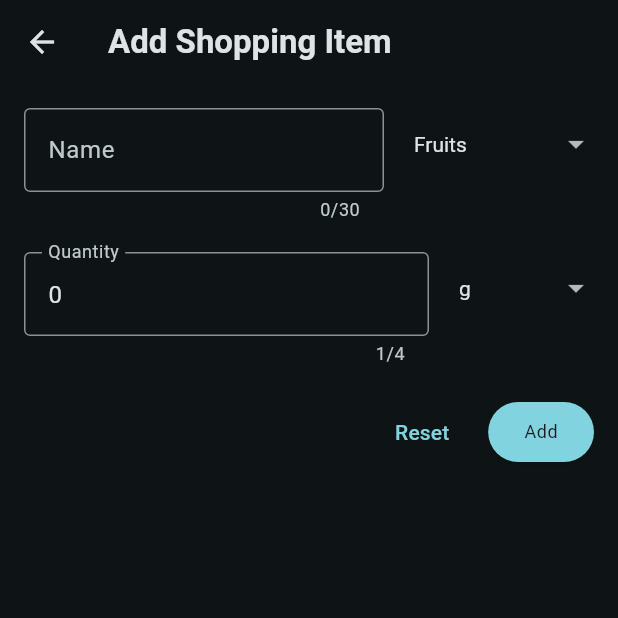
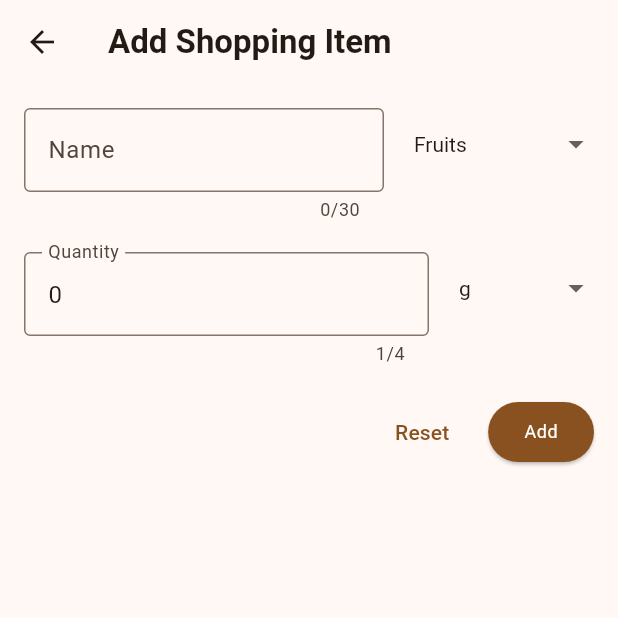
Before and after one commit to BenjaminChoron/smart_pantry, a Flutter app: the screen it shows after launch, after a tap on the "shopping cart" icon, after a tap on the "add" icon, on a phone screen of 412 x 824 dp, the top half of it. Run offline on Flutter 3.47's test engine with Material 3 defaults, Android fonts, the phone set to English and light mode, and no system bars; our stand-ins replace flutter_riverpod, google_fonts, sqflite; accounts and stored records are empty.

Commit message:
💄 Some styling

```diff
--- a/lib/main.dart
+++ b/lib/main.dart
@@ -4,8 +4,8 @@ import 'package:google_fonts/google_fonts.dart';
 import 'package:smart_pantry/screens/my_pantry.dart';
 
 final colorScheme = ColorScheme.fromSeed(
-  brightness: Brightness.dark,
-  seedColor: const Color.fromARGB(255, 10, 191, 211),
+  brightness: Brightness.light,
+  seedColor: Color.fromARGB(255, 87, 44, 2),
 );
 
 final theme = ThemeData().copyWith(
--- a/lib/screens/all_items.dart
+++ b/lib/screens/all_items.dart
@@ -25,15 +25,12 @@ class _AllItemsScreenState extends ConsumerState<AllItemsScreen> {
     final allItems = ref.watch(userPantryProvider);
 
     return Scaffold(
-      body: Padding(
-        padding: const EdgeInsets.all(8.0),
-        child: FutureBuilder(
-          future: _allItems,
-          builder: (context, snapshot) =>
-              snapshot.connectionState == ConnectionState.waiting
-                  ? const Center(child: CircularProgressIndicator())
-                  : PantryItemsList(items: allItems, isAllPantryItems: true),
-        ),
+      body: FutureBuilder(
+        future: _allItems,
+        builder: (context, snapshot) =>
+            snapshot.connectionState == ConnectionState.waiting
+                ? const Center(child: CircularProgressIndicator())
+                : PantryItemsList(items: allItems, isAllPantryItems: true),
       ),
     );
   }
--- a/lib/screens/cupboard.dart
+++ b/lib/screens/cupboard.dart
@@ -29,15 +29,12 @@ class _CupboardScreenState extends ConsumerState<CupboardScreen> {
     final cupboardItems = ref.watch(userPantryProvider);
 
     return Scaffold(
-      body: Padding(
-        padding: const EdgeInsets.all(8.0),
-        child: FutureBuilder(
-          future: _cupboardItems,
-          builder: (context, snapshot) =>
-              snapshot.connectionState == ConnectionState.waiting
-                  ? const Center(child: CircularProgressIndicator())
-                  : PantryItemsList(items: cupboardItems),
-        ),
+      body: FutureBuilder(
+        future: _cupboardItems,
+        builder: (context, snapshot) =>
+            snapshot.connectionState == ConnectionState.waiting
+                ? const Center(child: CircularProgressIndicator())
+                : PantryItemsList(items: cupboardItems),
       ),
     );
   }
--- a/lib/screens/shopping_list.dart
+++ b/lib/screens/shopping_list.dart
@@ -40,15 +40,12 @@ class _ShoppingListScreenState extends ConsumerState<ShoppingListScreen> {
     final allItems = ref.watch(userShoppingListProvider);
 
     return Scaffold(
-      body: Padding(
-        padding: const EdgeInsets.all(8.0),
-        child: FutureBuilder(
-          future: _allItems,
-          builder: (context, snapshot) =>
-              snapshot.connectionState == ConnectionState.waiting
-                  ? const Center(child: CircularProgressIndicator())
-                  : ShoppingItemsList(items: allItems, isAllItems: isAllItems),
-        ),
+      body: FutureBuilder(
+        future: _allItems,
+        builder: (context, snapshot) =>
+            snapshot.connectionState == ConnectionState.waiting
+                ? const Center(child: CircularProgressIndicator())
+                : ShoppingItemsList(items: allItems, isAllItems: isAllItems),
       ),
     );
   }
--- a/lib/widgets/pantry_item_form.dart
+++ b/lib/widgets/pantry_item_form.dart
@@ -203,7 +203,9 @@ class _PantryItemFormState extends ConsumerState<PantryItemForm> {
                       )
                     : Text(
                         isUpdate ? 'Update' : 'Add',
-                        style: Theme.of(context).textTheme.bodySmall,
+                        style: Theme.of(context).textTheme.bodySmall!.copyWith(
+                              color: Theme.of(context).colorScheme.onPrimary,
+                            ),
                       ),
               ),
             ],
--- a/lib/widgets/shopping_item_form.dart
+++ b/lib/widgets/shopping_item_form.dart
@@ -213,7 +213,9 @@ class _ShoppingItemFormState extends ConsumerState<ShoppingItemForm> {
                       )
                     : Text(
                         isUpdate ? 'Update' : 'Add',
-                        style: Theme.of(context).textTheme.bodySmall,
+                        style: Theme.of(context).textTheme.bodySmall!.copyWith(
+                              color: Theme.of(context).colorScheme.onPrimary,
+                            ),
                       ),
               ),
             ],
```
Also changed, not shown: lib/screens/freezer.dart (+6 -9 lines), lib/screens/fridge.dart (+6 -9 lines), lib/widgets/pantry_items_list.dart (+12 -3 lines), lib/widgets/shopping_items_list.dart (+8 -2 lines).
